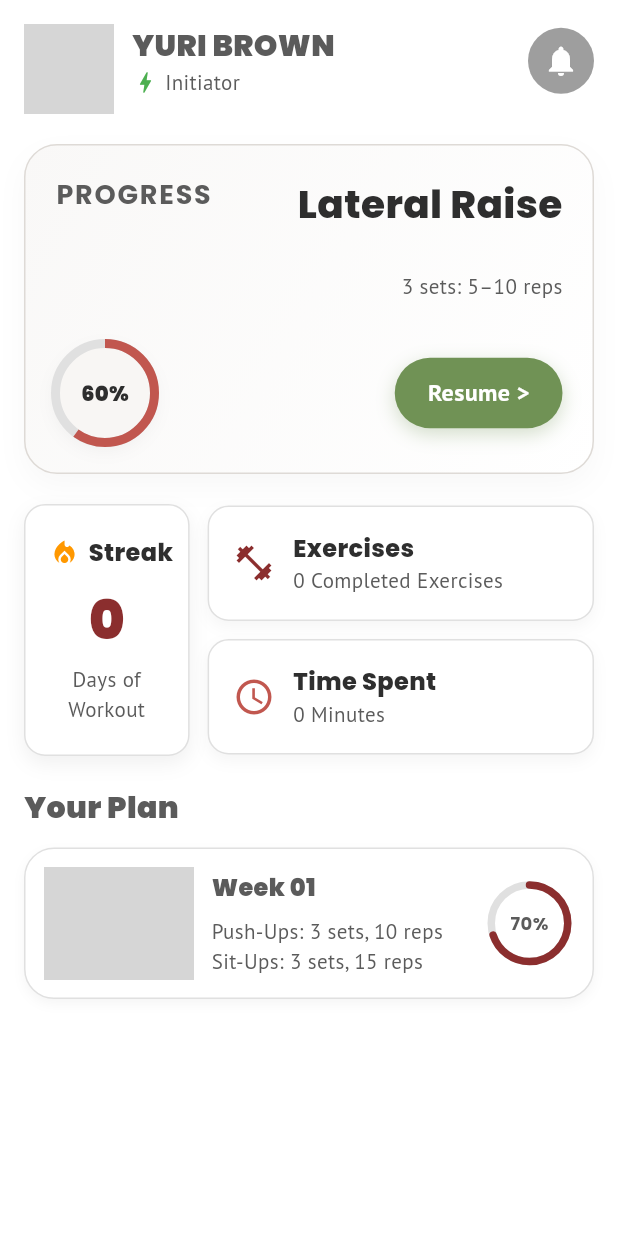
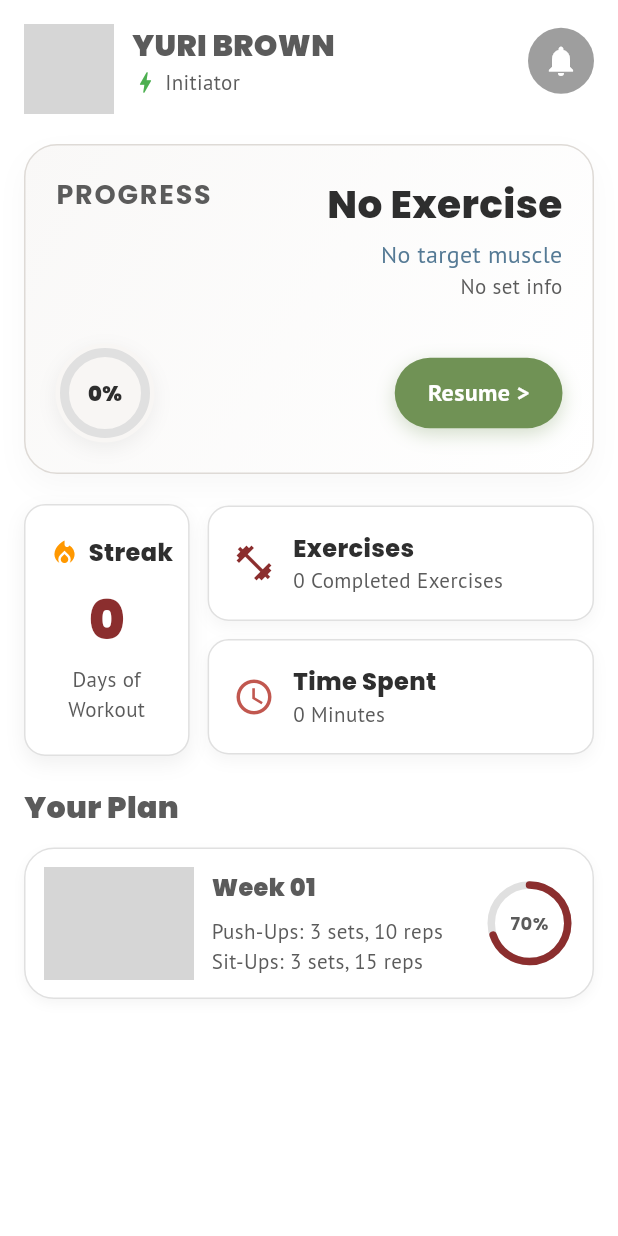
Before and after one commit to CosmicMashups/PocketPT, a Flutter app: the DashboardPage screen opened directly, on a phone screen of 412 x 824 dp. Run offline on Flutter 3.47's test engine with Material 3 defaults, Android fonts, the phone set to English and light mode, and no system bars; drawn by our look-alikes of percent_indicator; our stand-ins replace camera, csv, curved_navigation_bar, dotted_border, file_picker, google_fonts and 1 more; grey boxes are pictures that could not be loaded.

Commit message:
Made the progress card in Dashboard to dynamically change.

```diff
--- a/lib/assessment/a_goal1.dart
+++ b/lib/assessment/a_goal1.dart
@@ -120,9 +120,9 @@ class _AssessGoal1State extends State<AssessGoal1> {
                   ),
 
                   CustomRadioTile<String>(
-                    value: 'Regain Strength',
+                    value: 'Strengthen Muscle',
                     groupValue: rehabGoal,
-                    title: 'Strengthening',
+                    title: 'Regain Strength',
                     description: 'Focus on rebuilding physical strength.',
                     onChanged: (val) {
                       setState(() {
--- a/lib/assessment/generate_plan.dart
+++ b/lib/assessment/generate_plan.dart
@@ -29,6 +29,9 @@ class _GeneratePlanPageState extends State<GeneratePlanPage> {
           _error = "⚠️ Not enough matching exercises found.";
         });
       } else {
+        // Update UserRehabilitation with new plan
+        UserRehabilitation.instance.rehabPlans = [plan];
+
         setState(() {
           _rehabPlan = plan;
           _isLoading = false;
--- a/lib/dashboard_page.dart
+++ b/lib/dashboard_page.dart
@@ -2,6 +2,7 @@ import 'package:flutter/material.dart';
 import 'package:google_fonts/google_fonts.dart';
 import 'assessment/globals.dart';
 import 'package:percent_indicator/percent_indicator.dart';
+import 'data/rehabilitation_plan.dart';
 
 class DashboardPage extends StatefulWidget {
   const DashboardPage({super.key});
@@ -82,6 +83,12 @@ class _DashboardPageState extends State<DashboardPage> {
 
   @override
   Widget build(BuildContext context) {
+    final rehabPlans = UserRehabilitation.instance.rehabPlans;
+    final rehabPlan = rehabPlans.isNotEmpty ? rehabPlans.first : null;
+    final currentExercise = rehabPlan?.exercises.isNotEmpty == true ? rehabPlan!.exercises.first : null;
+    // double progress = currentExercise != null ? currentExercise.progress : 0.0;
+    double progress = currentExercise != null ? 0.0 : 0.0;
+
     return Scaffold(
       backgroundColor: Colors.white,
       body: SafeArea(
@@ -211,7 +218,7 @@ class _DashboardPageState extends State<DashboardPage> {
                           crossAxisAlignment: CrossAxisAlignment.end,
                           children: [
                             Text(
-                              'Lateral Raise',
+                              currentExercise?.exerciseName ?? 'No Exercise',
                               style: GoogleFonts.poppins(
                                 fontWeight: FontWeight.w800,
                                 fontSize: 26,
@@ -220,14 +227,14 @@ class _DashboardPageState extends State<DashboardPage> {
                             ),
                             const SizedBox(height: 4),
                             Text(
-                              UserAssess.specificMuscle,
+                              UserAssess.specificMuscle.isNotEmpty ? UserAssess.specificMuscle : 'No target muscle',
                               style: GoogleFonts.ptSans(
                                 fontSize: 16,
                                 color: const Color(0xFF557A95),
                               ),
                             ),
                             Text(
-                              '3 sets: 5–10 reps',
+                              currentExercise != null ? '${currentExercise.sets} sets: ${currentExercise.repetitions} reps' : 'No set info',
                               style: GoogleFonts.ptSans(
                                 fontSize: 14,
                                 color: const Color(0xFF5B5B5B),
@@ -262,15 +269,18 @@ class _DashboardPageState extends State<DashboardPage> {
                                   ),
                                 ],
                               ),
-                              child: CircularProgressIndicator(
-                                value: 0.6,
-                                strokeWidth: 6,
-                                backgroundColor: Colors.grey[300],
-                                valueColor: const AlwaysStoppedAnimation(Color(0xFFC1574F)),
+                              child: Padding(
+                                padding: const EdgeInsets.all(6.0), // Prevents the indicator from clipping
+                                child: CircularProgressIndicator(
+                                  value: progress, // must be between 0.0 and 1.0
+                                  strokeWidth: 6,
+                                  backgroundColor: Colors.grey[300],
+                                  valueColor: const AlwaysStoppedAnimation(Color(0xFFC1574F)),
+                                ),
                               ),
                             ),
                             Text(
-                              '60%',
+                              '${(progress * 100).toInt()}%',
                               style: GoogleFonts.poppins(
                                 fontWeight: FontWeight.w900,
                                 fontSize: 14,
@@ -283,7 +293,7 @@ class _DashboardPageState extends State<DashboardPage> {
                         /// Resume Button
                         InkWell(
                           onTap: () {
-                            // Handle resume action here
+                            Navigator.pushNamed(context, '/exercisePage', arguments: currentExercise);
                           },
                           borderRadius: BorderRadius.circular(30),
                           child: Container(
--- a/lib/data/rehabilitation_plan.dart
+++ b/lib/data/rehabilitation_plan.dart
@@ -106,7 +106,7 @@ Future<RehabilitationPlan?> generateRehabilitationPlanFromCSV() async {
 
   // Shuffle and pick 3 random rows
   filtered.shuffle(Random());
-  final selectedRows = filtered.take(2).toList();
+  final selectedRows = filtered.take(3).toList();
 
   // Convert to ExercisePlan
   final exercisePlans = selectedRows.map((row) {
@@ -127,30 +127,14 @@ Future<RehabilitationPlan?> generateRehabilitationPlanFromCSV() async {
 
 // ============== INSTANCE ======================
 
-class Rehabilitation {
-  List<RehabilitationPlan> rehabPlans = [
-    RehabilitationPlan(
-      weekNumber: 1,
-      exercises: [
-        ExercisePlan(exerciseId: 'E001', exerciseName: '', repetitions: 10, sets: 3),
-        ExercisePlan(exerciseId: 'E002', exerciseName: '', repetitions: 8, sets: 2),
-      ],
-      daily: [
-        DailyProgress(
-          exerciseId: 'E001',
-          repsCompleted: 10,
-          setsCompleted: 3,
-          isCompleted: true,
-        ),
-        DailyProgress(
-          exerciseId: 'E002',
-          repsCompleted: 6,
-          setsCompleted: 2,
-          isCompleted: false,
-        ),
-      ],
-    )
-  ];
+class UserRehabilitation {
+  static final UserRehabilitation instance = UserRehabilitation._internal();
+
+  factory UserRehabilitation() => instance;
+
+  UserRehabilitation._internal();
+
+  List<RehabilitationPlan> rehabPlans = [];
 }
 
 // ============== SAMPLE USAGE ==================
```
Also changed, not shown: lib/functions.dart (line endings or trailing spaces).
